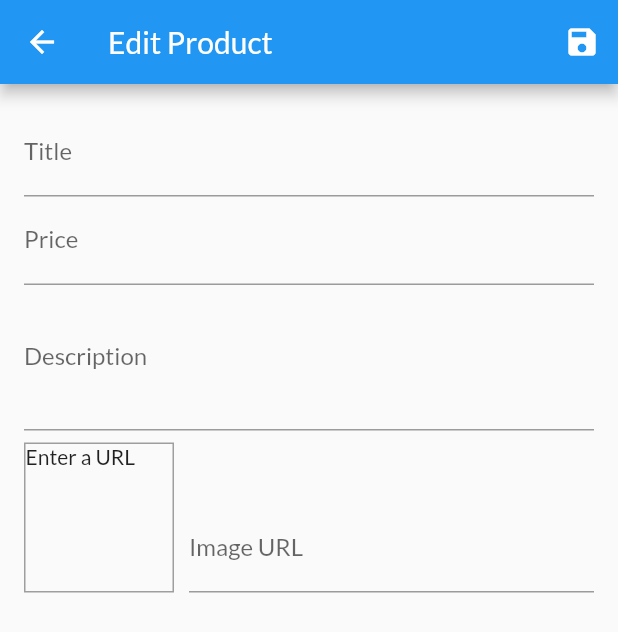
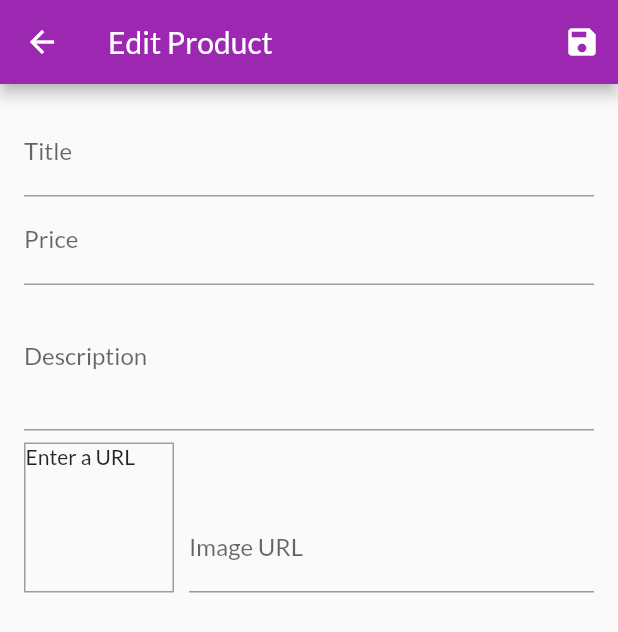
Before and after one commit to melniknikolay/shopapp, a Flutter app: the EditProductScreen screen opened by its route, on a phone screen of 412 x 824 dp. Shown: the top 632 px of the screen. Run offline on Flutter 3.47's test engine with Material 2 defaults, Android fonts, the phone set to English and light mode, and no system bars; our stand-ins replace shared_preferences; accounts and stored records are empty.

Commit message:
code review

```diff
--- a/shop_app/lib/main.dart
+++ b/shop_app/lib/main.dart
@@ -45,7 +45,7 @@ class MyApp extends StatelessWidget {
         builder: (ctx, auth, _) => MaterialApp(
           title: 'MyShop',
           theme: ThemeData(
-              primaryColor: Colors.purple,
+              primarySwatch: Colors.purple,
               accentColor: Colors.deepOrange,
               fontFamily: 'Lato',
               pageTransitionsTheme: PageTransitionsTheme(builders: {
@@ -62,6 +62,7 @@ class MyApp extends StatelessWidget {
                           ? SplashScreen()
                           : AuthScreen(),
                 ),
+          debugShowCheckedModeBanner: false,
           routes: {
             ProductDetailScreen.routeName: (ctx) => ProductDetailScreen(),
             CartScreen.routeName: (ctx) => CartScreen(),
--- a/shop_app/lib/providers/products.dart
+++ b/shop_app/lib/providers/products.dart
@@ -7,42 +7,7 @@ import 'package:http/http.dart' as http;
 import './product.dart';
 
 class Products with ChangeNotifier {
-  List<Product> _items = [
-    // Product(
-    //   id: 'p1',
-    //   title: 'Red Shirt',
-    //   description: 'A red shirt - it is pretty red!',
-    //   price: 29.99,
-    //   imageUrl:
-    //       'https://cdn.pixabay.com/photo/2016/10/02/22/17/red-t-shirt-1710578_1280.jpg',
-    // ),
-    // Product(
-    //   id: 'p2',
-    //   title: 'Trousers',
-    //   description: 'A nice pair of trousers.',
-    //   price: 59.99,
-    //   imageUrl:
-    //       'https://upload.wikimedia.org/wikipedia/commons/thumb/e/e8/Trousers%2C_dress_%28AM_1960.022-8%29.jpg/512px-Trousers%2C_dress_%28AM_1960.022-8%29.jpg',
-    // ),
-    // Product(
-    //   id: 'p3',
-    //   title: 'Yellow Scarf',
-    //   description: 'Warm and cozy - exactly what you need for the winter.',
-    //   price: 19.99,
-    //   imageUrl:
-    //       'https://live.staticflickr.com/4043/4438260868_cc79b3369d_z.jpg',
-    // ),
-    // Product(
-    //   id: 'p4',
-    //   title: 'A Pan',
-    //   description: 'Prepare any meal you want.',
-    //   price: 49.99,
-    //   imageUrl:
-    //       'https://upload.wikimedia.org/wikipedia/commons/thumb/1/14/Cast-Iron-Pan.jpg/1024px-Cast-Iron-Pan.jpg',
-    // ),
-  ];
-
-  // var _showFavoritesOnly = false;
+  List<Product> _items = [];
 
   String _authToken;
   set authToken(String value) {
@@ -53,23 +18,8 @@ class Products with ChangeNotifier {
   set userId(String userIdValue) {
     _userId = userIdValue;
   }
-  // String authToken;
-  // String userId;
-
-  // void update(String token, userId) {
-  //   authToken = token;
-  //   userId = userId;
-  // }
-
-  // String userId;
-  // set userId(String userIdValue) {
-  //   _userId = userIdValue;
-  // }
 
   List<Product> get items {
-    // if (_showFavoritesOnly) {
-    //   return _items.where((prodItem) => prodItem.isFavorite).toList();
-    // }
     return [..._items];
   }
 
@@ -149,7 +99,7 @@ class Products with ChangeNotifier {
         imageUrl: product.imageUrl,
       );
       _items.add(newProduct);
-      //_items.insert(0, newProduct); // at the start of the list
+
       notifyListeners();
     } catch (error) {
       print(error);
@@ -190,18 +140,5 @@ class Products with ChangeNotifier {
       throw HttpException('Could not delete product.');
     }
     existingProduct = null;
-
-    // _items.removeWhere((prod) => prod.id == id);
-    // notifyListeners();
   }
-
-  // void showFavoritesOnly() {
-  //   _showFavoritesOnly = true;
-  //   notifyListeners();
-  // }
-
-  // void showAll() {
-  //   _showFavoritesOnly = false;
-  //   notifyListeners();
-  // }
 }
--- a/shop_app/lib/screens/user_products_screen.dart
+++ b/shop_app/lib/screens/user_products_screen.dart
@@ -5,7 +5,6 @@ import 'package:shop_app/widgets/app_drawer.dart';
 import 'package:shop_app/widgets/user_product_item.dart';
 
 import '../providers/products.dart';
-import '../widgets/product_item.dart';
 
 class UserProductsScreen extends StatelessWidget {
   static const routeName = 'user-product';
@@ -17,7 +16,6 @@ class UserProductsScreen extends StatelessWidget {
 
   @override
   Widget build(BuildContext context) {
-    // final productsData = Provider.of<Products>(context);
     return Scaffold(
       appBar: AppBar(
         title: Text('Your Products'),
```
Also changed, not shown: shop_app/lib/screens/auth_screen.dart (+3 -6 lines), shop_app/lib/screens/edit_product_screen.dart (+0 -7 lines), shop_app/lib/screens/product_detail_screen.dart (+1 -7 lines), shop_app/pubspec.lock.
